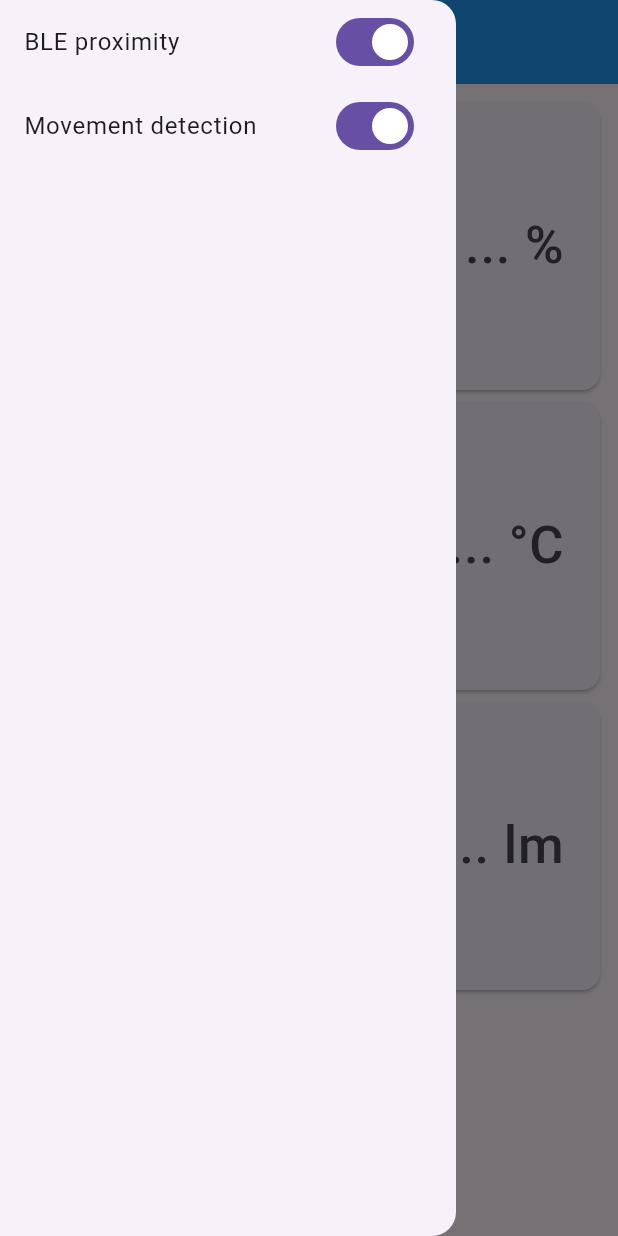
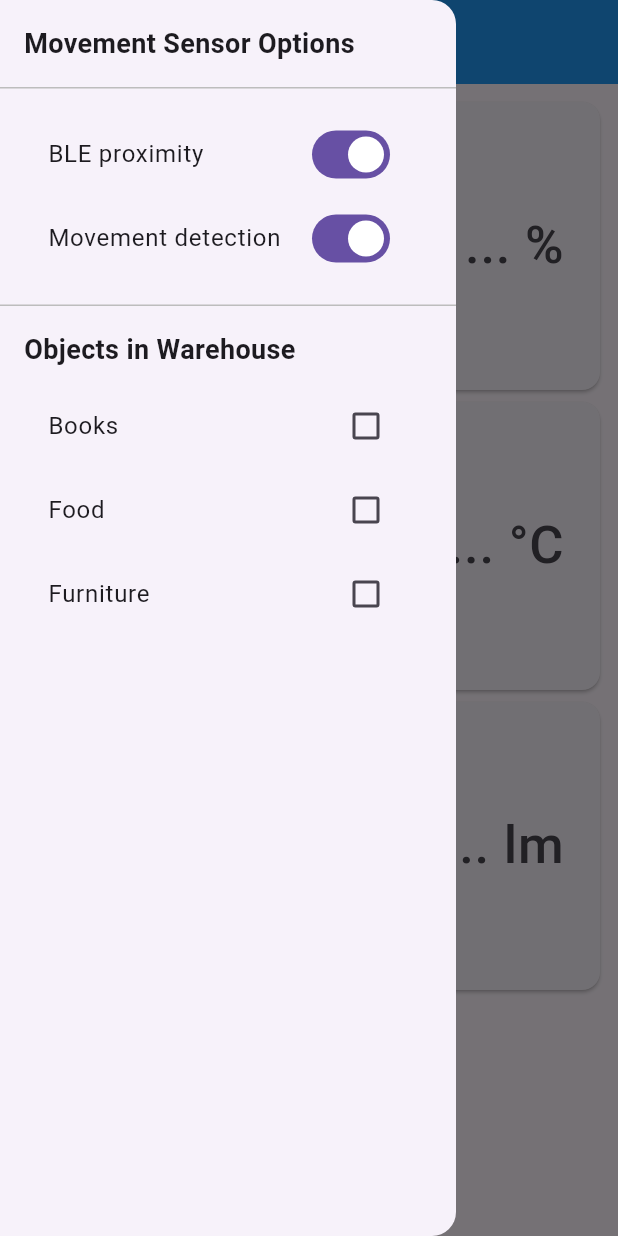
Before and after one commit to franciscomcsousa/WareSmart, a Flutter app: the screen it shows after launch, in the side drawer, after a tap on "BLE proximity", on a phone screen of 412 x 824 dp. Run offline on Flutter 3.47's test engine with Material 3 defaults, Android fonts, the phone set to English and light mode, and no system bars; our stand-ins replace awesome_notifications; network calls fail.

Commit message:
Added checkboxes, overhauled frontend

```diff
--- /dev/null
+++ b/frontend/application/lib/drawer.dart
@@ -0,0 +1,135 @@
+import 'package:application/httpRequests.dart';
+import 'package:application/utilities.dart';
+import 'package:flutter/material.dart';
+
+class NavDrawer extends StatefulWidget {
+  final ValueNotifier<bool> isBLEEnabled, isMovementEnabled;
+   final Limit limitValues;
+
+  const NavDrawer({Key? key, required this.isBLEEnabled, required this.isMovementEnabled, required this.limitValues}) : super(key: key);
+
+  @override
+  State<NavDrawer> createState() => _NavigationDrawerState();
+}
+
+class _NavigationDrawerState extends State<NavDrawer> {
+  // local objects state
+  bool _isBLEEnabled = false, _isMovementEnabled = true;
+  Limit _limitValues = Limit(minTemp: 0, maxTemp: 50, minHum: 0, maxHum: 80);
+
+  final List<bool> _isObjectPresent = List.generate(3, (_) => false);
+  // default values, the limit when no checkbox is used
+  Limit _defaultLimitValues = Limit(minTemp: 0, maxTemp: 50, minHum: 0, maxHum: 80);
+
+  // Min/Max values for sensors
+  final Set<Limit> _objectLimits = {
+    const Limit(minTemp: 5, maxTemp: 30, minHum: 0, maxHum: 70),
+    const Limit(minTemp: 5, maxTemp: 15, minHum: 30, maxHum: 80),
+    const Limit(minTemp: 0, maxTemp: 50, minHum: 0, maxHum: 90)
+  };
+
+  final List<String> _objects = ['Books', 'Food', 'Furniture'];
+
+  @override
+  void initState() {
+    super.initState();
+    _isBLEEnabled = widget.isBLEEnabled.value;
+    _isMovementEnabled = widget.isMovementEnabled.value;
+    _limitValues = widget.limitValues;
+  }
+
+  @override
+  Widget build(BuildContext context) {
+    return Drawer(
+      child: SingleChildScrollView(
+        child: Column(
+          crossAxisAlignment: CrossAxisAlignment.stretch,
+          children: [
+            // Title Movement Sensor
+            const Padding(
+              padding: EdgeInsets.all(16.0),
+              child: Text(
+                'Movement Sensor Options',
+                style: TextStyle(fontSize: 18.0, fontWeight: FontWeight.bold),
+              ),
+            ),
+
+            // Separator line
+            Container(
+              height: 1.0,
+              color: Colors.grey[400],
+            ),
+
+            // Toggles, BLE and Movement
+            Padding(
+              padding: const EdgeInsets.all(16.0),
+              child: Column(
+                children: [
+                  SwitchListTile(
+                    title: const Text('BLE proximity'),
+                    value: _isBLEEnabled,
+                    onChanged: (value) => setState(() {
+                      _isBLEEnabled = value;
+                      toggleBLE(); // Update BLE state
+                    }),
+                  ),
+                  SwitchListTile(
+                    title: const Text('Movement detection'),
+                    value: _isMovementEnabled,
+                    onChanged: (value) => setState(() {
+                      _isMovementEnabled = value;
+                      toggleMovement(); // Update movement state
+                    }),
+                  ),
+                ],
+              ),
+            ),
+
+            // Separator line
+            Container(
+              height: 1.0,
+              color: Colors.grey[400],
+            ),
+
+            // Title, Objects in Warehouse with checkbox list
+            Padding(
+              padding: const EdgeInsets.all(16.0),
+              child: Column(
+                crossAxisAlignment: CrossAxisAlignment.start,
+                children: [
+                  const Text(
+                    'Objects in Warehouse',
+                    style: TextStyle(fontSize: 18.0, fontWeight: FontWeight.bold),
+                  ),
+                  const SizedBox(height: 10.0),
+                  ListView.builder(
+                    shrinkWrap: true,
+                    itemCount: _objects.length,
+                    itemBuilder: (context, index) {
+                      return CheckboxListTile(
+                        title: Text(_objects[index]),
+                        value: _isObjectPresent[index],
+                        onChanged: (value) => setState(() {
+                          _isObjectPresent[index] = value!;
+                          // Reset the limit to the default value
+                          _limitValues = _defaultLimitValues;
+
+                          // For the checked checkboxes, update the max/min limits
+                          for (int i = 0; i < _objectLimits.length; i++) {
+                            if (_isObjectPresent[i]) {
+                              _limitValues = getNewLimit(_objectLimits.elementAt(i), _limitValues);
+                            }
+                          }
+                        }),
+                      );
+                    },
+                  ),
+                ],
+              ),
+            ),
+          ],
+        ),
+      ),
+    );
+  }
+}
--- a/frontend/application/lib/httpRequests.dart
+++ b/frontend/application/lib/httpRequests.dart
@@ -1,10 +1,13 @@
 import 'dart:convert';
 
+import 'package:application/utilities.dart';
 import 'package:http/http.dart' as http;
+
+const ip = "127.0.0.1:5000";
 
 Future<Sensors> fetchSensors() async {
   final response = await http
-      .get(Uri.parse('http://127.0.0.1:5000/sensors'));
+      .get(Uri.parse('http://${ip}/sensors'));
 
 
   if (response.statusCode == 200) {
@@ -19,7 +22,7 @@ Future<Sensors> fetchSensors() async {
 }
 
 Future<void> toggleBLE() async {
-  final url = Uri.parse('http://127.0.0.1:5000/toggleBLE');
+  final url = Uri.parse('http://${ip}/toggleBLE');
   final headers = {'Content-Type': 'application/json'};
 
   final response = await http.get(url, headers: headers);
@@ -32,7 +35,7 @@ Future<void> toggleBLE() async {
 }
 
 Future<void> toggleMovement() async {
-  final url = Uri.parse('http://127.0.0.1:5000/toggleMovement');
+  final url = Uri.parse('http://${ip}/toggleMovement');
   final headers = {'Content-Type': 'application/json'};
 
   final response = await http.get(url, headers: headers);
@@ -43,37 +46,3 @@ Future<void> toggleMovement() async {
     print('Failed to toggle movement: ${response.statusCode}');
   }
 }
-
-
-
-class Sensors {
-  final int temperature;
-  final int humidity;
-  final int light;
-  final bool movement;
-
-  const Sensors({
-    required this.temperature,
-    required this.humidity,
-    required this.light,
-    required this.movement
-  });
-
-  factory Sensors.fromJson(Map<String, dynamic> json) {
-    return switch (json) {
-      {
-        'temperature': int temperature,
-        'humidity': int humidity,
-        'light': int light,
-        'movement': bool movement,
-      } =>
-        Sensors(
-          temperature: temperature,
-          humidity: humidity,
-          light: light,
-          movement: movement
-        ),
-      _ => throw const FormatException('Failed to read sensors.'),
-    };
-  }
-}
--- a/frontend/application/lib/main.dart
+++ b/frontend/application/lib/main.dart
@@ -1,18 +1,15 @@
-import 'dart:async';
-import 'dart:convert';
-import 'dart:ffi';
-
-import 'package:application/notificationController.dart';
+import 'package:application/utilities.dart';
+import 'package:application/view.dart';
 import 'package:awesome_notifications/awesome_notifications.dart';
 import 'package:flutter/material.dart';
-import 'httpRequests.dart';
+import 'package:application/drawer.dart';
 
 void main() async {
   await AwesomeNotifications().initialize(
       null,
       [
         NotificationChannel(
-          channelKey: "movement_alert",
+          channelKey: "alert",
           channelName: "Alert",
           channelDescription: "Suspicious movement detected!",
           channelGroupKey: "alert_group",
@@ -41,6 +38,7 @@ class MyApp extends StatelessWidget {
     // initial toggle states, BLE and Movement
     final _isBLEEnabled = ValueNotifier<bool>(false);
     final _isMovementEnabled = ValueNotifier(true);
+    const Limit _limitValues = Limit(minTemp: 0, maxTemp: 50, minHum: 0, maxHum: 80);
 
     return MaterialApp(
       home: Scaffold(
@@ -48,178 +46,9 @@ class MyApp extends StatelessWidget {
           backgroundColor: Colors.blue,
           title: const Text('Warehouse Monitoring'),
         ),
-        body: ListViewHome(isBLEEnabled: _isBLEEnabled, isMovementEnabled: _isMovementEnabled),
-        drawer: NavigationDrawer(isBLEEnabled: _isBLEEnabled, isMovementEnabled: _isMovementEnabled),
+        body: ViewHome(isBLEEnabled: _isBLEEnabled, isMovementEnabled: _isMovementEnabled, limitValues: _limitValues),
+        drawer: NavDrawer(isBLEEnabled: _isBLEEnabled, isMovementEnabled: _isMovementEnabled, limitValues: _limitValues),
       ),
     );
   }
 }
-
-class NavigationDrawer extends StatefulWidget {
-  final ValueNotifier<bool> isBLEEnabled, isMovementEnabled;
-
-  const NavigationDrawer({Key? key, required this.isBLEEnabled, required this.isMovementEnabled}) : super(key: key);
-
-  @override
-  State<NavigationDrawer> createState() => _NavigationDrawerState();
-}
-
-class _NavigationDrawerState extends State<NavigationDrawer> {
-  bool _isBLEEnabled = false, _isMovementEnabled = true; // Local state copy
-
-  @override
-  void initState() {
-    super.initState();
-    // get current values
-    _isBLEEnabled = widget.isBLEEnabled.value;
-    _isMovementEnabled = widget.isMovementEnabled.value;
-  }
-
-  @override
-  Widget build(BuildContext context) {
-    return Drawer(
-      child: SingleChildScrollView(
-        child: Column(
-          crossAxisAlignment: CrossAxisAlignment.stretch,
-          children: [
-            SwitchListTile(
-              title: const Text('BLE proximity'),
-              value: _isBLEEnabled,
-              // update switch values
-              onChanged: (value) => setState(() {
-                _isBLEEnabled = value;
-                toggleBLE();
-              }
-              ),
-            ),
-            SwitchListTile(
-              title: const Text('Movement detection'),
-              value: _isMovementEnabled,
-              onChanged: (value) => setState(() {
-                _isMovementEnabled = value;
-                toggleMovement();
-              }),
-            ),
-          ],
-        ),
-      ),
-    );
-  }
-}
-
-class ListViewHome extends StatefulWidget {
-  final ValueNotifier<bool> isBLEEnabled, isMovementEnabled;
-
-  const ListViewHome({Key? key, required this.isBLEEnabled, required this.isMovementEnabled}) : super(key: key);
-
-  @override
-  State<StatefulWidget> createState() => _ListViewState();
-}
-
-class _ListViewState extends State<ListViewHome> {
-  @override
-  void initState() {
-
-    Timer? _timer;
-
-    // Fetching sensors data every 5 seconds
-    _timer = Timer.periodic(Duration(seconds: 5), (timer) async {
-      final sensors = await fetchSensors();
-      setState(() {
-        if (sensors.movement) {
-          showMovementNotification();
-        }
-      });
-    });
-  }
-
-  void showMovementNotification() {
-    AwesomeNotifications().createNotification(
-      content: NotificationContent(
-        id: 1,
-        channelKey: "movement_alert",
-        title: "ALERT, movement detected!",
-        body: "Non-authorized movement has been detected in your storage room.",
-      ),
-    );
-  }
-
-  final titles = ["Humidity", "Temperature", "Light"];
-
-  final subtitles = [
-    "Percentage of humidity",
-    "Temperature in Celsius degrees",
-    "Light level in lumens"
-  ];
-
-  final units = ["%", "°C", "lm"];
-
-  final reading = ["...", "...", "..."];
-
-  final icons = [Icons.water_drop, Icons.thermostat, Icons.light];
-
-  @override
-  Widget build(BuildContext context) {
-    return ListView.builder(
-      padding: const EdgeInsets.all(8),
-      scrollDirection: Axis.vertical,
-      itemCount: titles.length,
-      itemBuilder: (context, index) {
-        return FutureBuilder(
-          future: fetchSensors(),
-          builder: (context, snapshot) {
-            return InkWell(
-              // TODO - try using doubleTap and tripleTap to add a forced cooldown between taps
-              onTap: () {
-                // setState triggers a state update
-                setState(
-                  () {
-                    if (snapshot.hasData) {
-                      var snapshotList = [
-                        snapshot.data!.humidity,
-                        snapshot.data!.temperature,
-                        snapshot.data!.light,
-                      ];
-                      reading[index] = snapshotList[index].toString();
-                    } else if (snapshot.hasError) {
-                      ScaffoldMessenger.of(context).showSnackBar(
-                        SnackBar(
-                          // TODO - add action to retry
-                          content: Text(
-                              "Couldn't obtain data for the ${titles[index].toLowerCase()} value. Please try again later."),
-                        ),
-                      );
-                    }
-                    print("Fetched ${reading[index]} ${units[index]}.");
-                  },
-                );
-              },
-              child: Container(
-                height: 200,
-                child: Card(
-                  child: Center(
-                    child: ListTile(
-                      title: Text(
-                        "${titles[index]}",
-                        style: const TextStyle(fontSize: 20.00),
-                      ),
-                      subtitle:
-                          Text(subtitles[index], textAlign: TextAlign.left),
-                      leading: Icon(
-                        icons[index],
-                        size: 40,
-                      ),
-                      trailing: Text("${reading[index]} ${units[index]}",
-                          style: const TextStyle(fontSize: 35.0)),
-                    ),
-                  ),
-                ),
-              ),
-            );
-          },
-        );
-      },
-    );
-  }
-
-}
--- /dev/null
+++ b/frontend/application/lib/utilities.dart
@@ -0,0 +1,82 @@
+import 'dart:math';
+
+import 'package:awesome_notifications/awesome_notifications.dart';
+
+class Limit {
+  final int minTemp;
+  final int maxTemp;
+  final int minHum;
+  final int maxHum;
+
+  const Limit({
+    required this.minTemp,
+    required this.maxTemp,
+    required this.minHum,
+    required this.maxHum,
+  });
+}
+
+class Sensors {
+  final int temperature;
+  final int humidity;
+  final int light;
+  final bool movement;
+
+  const Sensors({
+    required this.temperature,
+    required this.humidity,
+    required this.light,
+    required this.movement
+  });
+
+  factory Sensors.fromJson(Map<String, dynamic> json) {
+    return switch (json) {
+      {
+        'temperature': int temperature,
+        'humidity': int humidity,
+        'light': int light,
+        'movement': bool movement,
+      } =>
+        Sensors(
+          temperature: temperature,
+          humidity: humidity,
+          light: light,
+          movement: movement
+        ),
+      _ => throw const FormatException('Failed to read sensors.'),
+    };
+  }
+}
+
+Limit getNewLimit(Limit limit1, Limit limit2) {
+  return Limit(
+    minTemp: max(limit1.minTemp, limit2.minTemp),
+    maxTemp: min(limit1.maxTemp, limit2.maxTemp),
+    minHum: max(limit1.minHum, limit2.minHum),
+    maxHum: min(limit1.maxHum, limit2.maxHum),
+  );
+}
+
+void verifyFetchedValues(Sensors sensors, Limit limitValues) {
+
+  if (sensors.temperature < limitValues.minTemp || sensors.temperature > limitValues.maxTemp) {
+    showNotification("temperature", 1);
+  }
+  if (sensors.humidity < limitValues.minHum || sensors.humidity > limitValues.maxHum) {
+    showNotification("humidity", 2);
+  }
+  if (sensors.movement) {
+    showNotification("movement", 3);
+  }
+}
+
+void showNotification(String alertType, int _id) {
+    AwesomeNotifications().createNotification(
+      content: NotificationContent(
+        id: _id,
+        channelKey: "alert",
+        title: "ALERT, ${alertType}!",
+        body: "There could be a problem with the ${alertType} sensor.",
+      ),
+    );
+}
--- /dev/null
+++ b/frontend/application/lib/view.dart
@@ -0,0 +1,111 @@
+import 'dart:async';
+
+import 'package:application/httpRequests.dart';
+import 'package:application/utilities.dart';
+import 'package:flutter/material.dart';
+
+class ViewHome extends StatefulWidget {
+  final ValueNotifier<bool> isBLEEnabled, isMovementEnabled;
+   final Limit limitValues;
+
+  const ViewHome({Key? key, required this.isBLEEnabled, required this.isMovementEnabled, required this.limitValues}) : super(key: key);
+
+  @override
+  State<StatefulWidget> createState() => _ListViewState();
+}
+
+class _ListViewState extends State<ViewHome> {
+  Limit _limitValues = Limit(minTemp: 0, maxTemp: 50, minHum: 0, maxHum: 80);
+
+  @override
+  void initState() {
+
+    // get current max/min values
+    _limitValues = widget.limitValues;
+
+    Timer? _timer;
+    // Fetching all sensors data every 5 seconds
+    _timer = Timer.periodic(Duration(seconds: 5), (timer) async {
+      final sensors = await fetchSensors();
+      setState(() => verifyFetchedValues(sensors, _limitValues));
+    });
+  }
+
+  final titles = ["Humidity", "Temperature", "Light"];
+
+  final subtitles = [
+    "Percentage of humidity",
+    "Temperature in Celsius degrees",
+    "Light level in lumens"
+  ];
+
+  final units = ["%", "°C", "lm"];
+
+  final reading = ["...", "...", "..."];
+
+  final icons = [Icons.water_drop, Icons.thermostat, Icons.light];
+
+  @override
+  Widget build(BuildContext context) {
+    return ListView.builder(
+      padding: const EdgeInsets.all(8),
+      scrollDirection: Axis.vertical,
+      itemCount: titles.length,
+      itemBuilder: (context, index) {
+        return FutureBuilder(
+          future: fetchSensors(),
+          builder: (context, snapshot) {
+            return InkWell(
+              // TODO - try using doubleTap and tripleTap to add a forced cooldown between taps
+              onTap: () {
+                // setState triggers a state update
+                setState(
+                  () {
+                    if (snapshot.hasData) {
+                      var snapshotList = [
+                        snapshot.data!.humidity,
+                        snapshot.data!.temperature,
+                        snapshot.data!.light,
+                      ];
+                      reading[index] = snapshotList[index].toString();
+                    } else if (snapshot.hasError) {
+                      ScaffoldMessenger.of(context).showSnackBar(
+                        SnackBar(
+                          // TODO - add action to retry
+                          content: Text(
+                              "Couldn't obtain data for the ${titles[index].toLowerCase()} value. Please try again later."),
+                        ),
+                      );
+                    }
+                    print("Fetched ${reading[index]} ${units[index]}.");
+                  },
+                );
+              },
+              child: Container(
+                height: 200,
+                child: Card(
+                  child: Center(
+                    child: ListTile(
+                      title: Text(
+                        "${titles[index]}",
+                        style: const TextStyle(fontSize: 20.00),
+                      ),
+                      subtitle:
+                          Text(subtitles[index], textAlign: TextAlign.left),
+                      leading: Icon(
+                        icons[index],
+                        size: 40,
+                      ),
+                      trailing: Text("${reading[index]} ${units[index]}",
+                          style: const TextStyle(fontSize: 35.0)),
+                    ),
+                  ),
+                ),
+              ),
+            );
+          },
+        );
+      },
+    );
+  }
+}
--- a/frontend/application/pubspec.yaml
+++ b/frontend/application/pubspec.yaml
@@ -38,6 +38,7 @@ dependencies:
   http: ^1.1.0
   awesome_notifications_core: ^0.9.0
   awesome_notifications: any
+  vector_math: ^2.1.4
 
 dev_dependencies:
   flutter_test:
```
Also changed, not shown: frontend/application/lib/notificationController.dart (deleted, +0 -29 lines).
